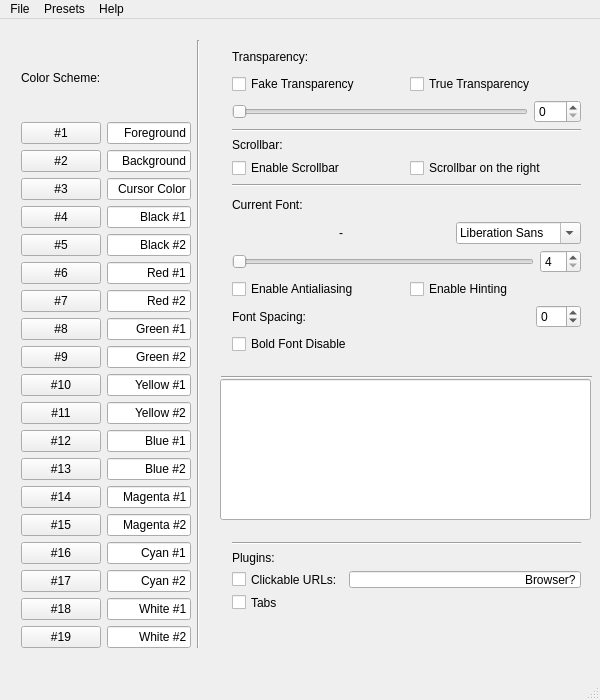
This is source/urxvtconfig.ui in daedreth/URXVTConfig as Qt 5 draws it before an edit. The edited form follows.
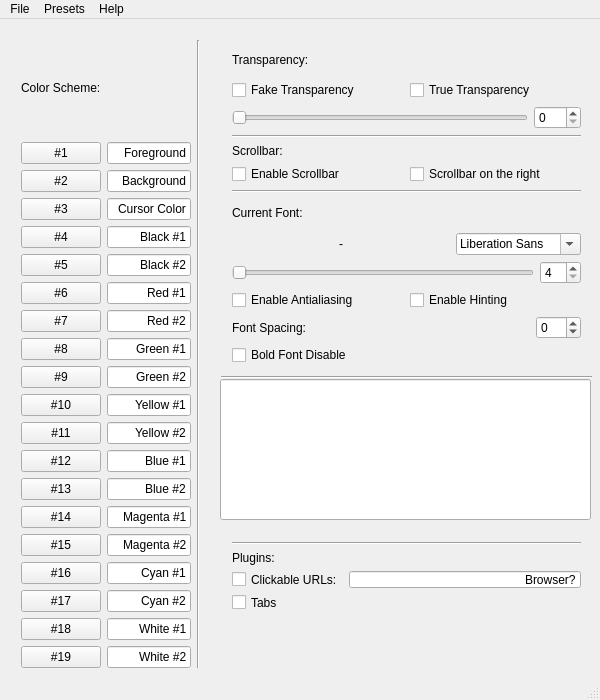
This is the edited form.

Commit message: added keyboard shortcuts

```diff
--- a/source/urxvtconfig.ui
+++ b/source/urxvtconfig.ui
@@ -54,7 +54,7 @@
       <x>231</x>
       <y>371</y>
       <width>269</width>
-      <height>18</height>
+      <height>19</height>
      </rect>
     </property>
     <layout class="QHBoxLayout" name="horizontalLayout_20">
@@ -87,7 +87,7 @@
       <x>231</x>
       <y>392</y>
       <width>269</width>
-      <height>18</height>
+      <height>19</height>
      </rect>
     </property>
     <layout class="QHBoxLayout" name="horizontalLayout_21">
@@ -173,7 +173,7 @@
       <x>231</x>
       <y>434</y>
       <width>281</width>
-      <height>18</height>
+      <height>19</height>
      </rect>
     </property>
     <layout class="QHBoxLayout" name="horizontalLayout_23">
@@ -259,7 +259,7 @@
       <x>231</x>
       <y>476</y>
       <width>269</width>
-      <height>18</height>
+      <height>19</height>
      </rect>
     </property>
     <layout class="QHBoxLayout" name="horizontalLayout_25">
@@ -285,7 +285,7 @@
       <x>10</x>
       <y>10</y>
       <width>201</width>
-      <height>630</height>
+      <height>650</height>
      </rect>
     </property>
     <layout class="QHBoxLayout" name="horizontalLayout_26">
@@ -794,7 +794,7 @@
       <x>221</x>
       <y>15</y>
       <width>371</width>
-      <height>331</height>
+      <height>342</height>
      </rect>
     </property>
     <layout class="QGridLayout" name="gridLayout_4">
```
Left out of the diff: 26 changed lines with no effect on the pictures. The commit also changes 1 other file.
